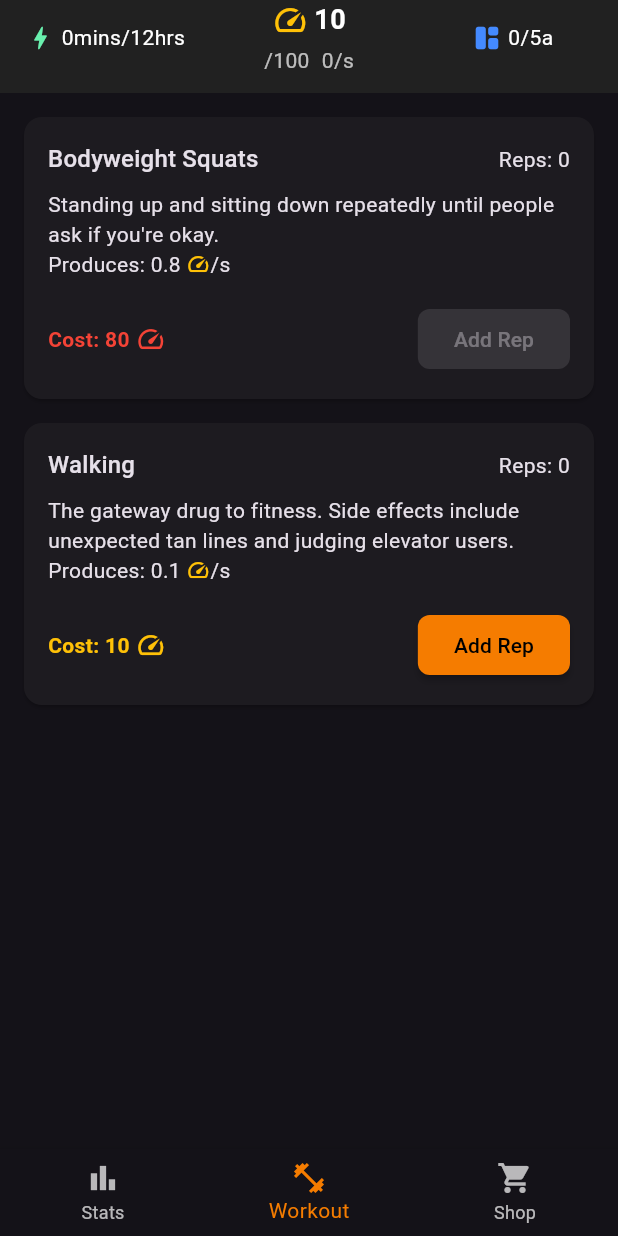
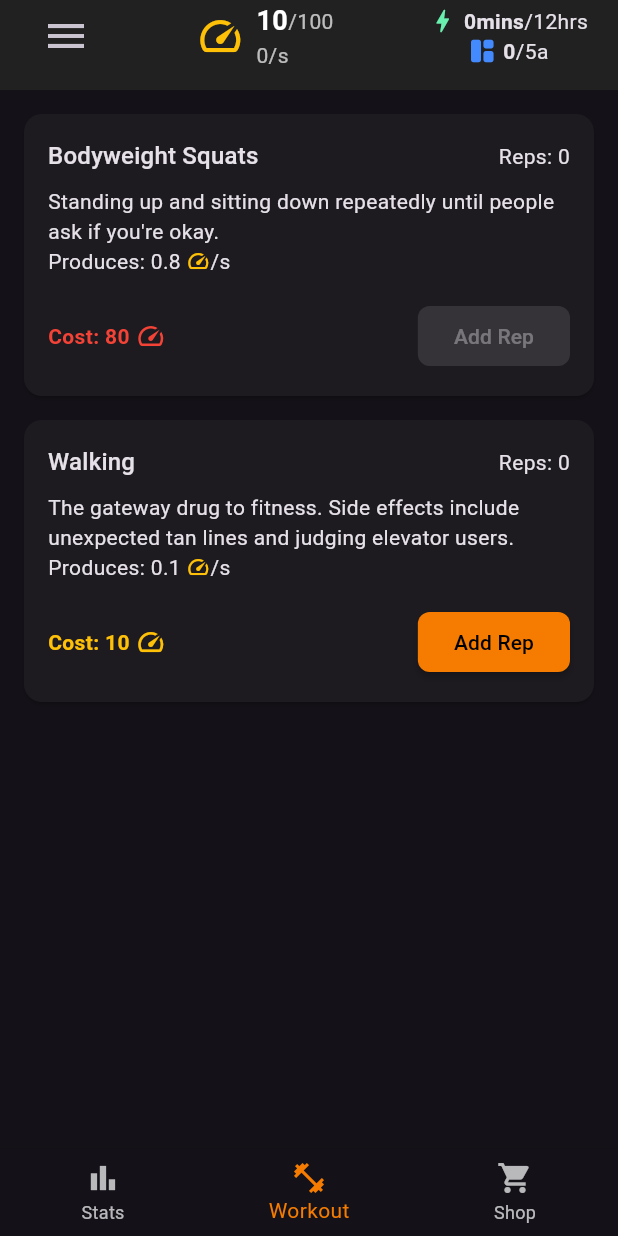
Before and after one commit to enzosv/idlefit-flutter, a Flutter app: the screen it shows after launch, on a phone screen of 412 x 824 dp. Run offline on Flutter 3.47's test engine with Material 3 defaults, Android fonts, the phone set to English and light mode, and no system bars; our stand-ins replace flutter_local_notifications, flutter_riverpod, google_mobile_ads, objectbox, shared_preferences, timezone; missing offline and left inert: flame, health; generated files the repository leaves out were written again.

Commit message:
change layout for currency bar

```diff
--- a/lib/widgets/currency_bar.dart
+++ b/lib/widgets/currency_bar.dart
@@ -7,104 +7,79 @@ import 'package:idlefit/providers/game_state_provider.dart';
 import 'package:idlefit/widgets/current_coins.dart';
 import '../helpers/util.dart';
 
-class CoinsInfo extends ConsumerWidget {
-  const CoinsInfo({super.key});
+class CoinsDisplay extends ConsumerWidget {
+  const CoinsDisplay({super.key});
 
   @override
   Widget build(BuildContext context, WidgetRef ref) {
+    final coins = ref.watch(coinProvider);
     final gameStateNotifier = ref.watch(gameStateProvider.notifier);
-    final coins = ref.watch(coinProvider);
 
-    return Row(
-      mainAxisAlignment: MainAxisAlignment.center,
+    return Column(
       mainAxisSize: MainAxisSize.min,
       children: [
-        Flexible(
-          child: Text(
+        Row(
+          children: [
+            CurrencyType.coin.iconWithSize(32),
+            const SizedBox(width: 8),
+            Column(
+              crossAxisAlignment: CrossAxisAlignment.start,
+              // mainAxisAlignment: MainAxisAlignment.start,
+              children: [
+                Row(
+                  children: [
+                    CurrentCoins(
+                      key: CurrentCoins.globalKey,
+                      currentCoins: toLettersNotation(coins.count),
+                    ),
+                    Text(
                       '/${toLettersNotation(coins.max)}',
-            style: const TextStyle(color: Colors.white70, fontSize: 14),
-            overflow: TextOverflow.ellipsis,
+                      style: const TextStyle(
+                        color: Colors.white70,
+                        fontSize: 14,
                       ),
                     ),
-        const SizedBox(width: 8),
-        Flexible(
-          child: Text(
+                  ],
+                ),
+                Text(
                   '${toLettersNotation(gameStateNotifier.passiveOutput)}/s',
                   style: const TextStyle(color: Colors.white70, fontSize: 14),
-            overflow: TextOverflow.ellipsis,
                 ),
+              ],
+            ),
+          ],
         ),
       ],
     );
   }
 }
 
-class CoinsDisplay extends StatelessWidget {
-  const CoinsDisplay({super.key});
-
-  @override
-  Widget build(BuildContext context) {
-    return Column(
-      mainAxisSize: MainAxisSize.min,
-      children: [
-        Row(
-          mainAxisAlignment: MainAxisAlignment.center,
-          children: [
-            CurrencyType.coin.iconWithSize(24),
-            const SizedBox(width: 4),
-            CurrentCoins(key: CurrentCoins.globalKey),
-          ],
-        ),
-        const SizedBox(height: 4),
-        const CoinsInfo(),
-      ],
-    );
-  }
-}
-
-class EnergyCurrency extends ConsumerWidget {
-  const EnergyCurrency({super.key});
+class CurrencyWidget extends ConsumerWidget {
+  final CurrencyType currencyType;
+  const CurrencyWidget({super.key, required this.currencyType});
 
   @override
   Widget build(BuildContext context, WidgetRef ref) {
-    final energy = ref.watch(energyProvider);
+    final provider =
+        currencyType == CurrencyType.space
+            ? ref.watch(spaceProvider)
+            : ref.watch(energyProvider);
+    final count =
+        currencyType == CurrencyType.space
+            ? toLettersNotation(provider.count)
+            : durationNotation(provider.count);
+    final max =
+        currencyType == CurrencyType.space
+            ? toLettersNotation(provider.max)
+            : durationNotation(provider.max);
     return Row(
       mainAxisAlignment: MainAxisAlignment.center,
       mainAxisSize: MainAxisSize.min,
       children: [
-        CurrencyType.energy.iconWithSize(20),
+        currencyType.iconWithSize(20),
         const SizedBox(width: 4),
-        Flexible(
-          child: Text(
-            '${durationNotation(energy.count)}/${durationNotation(energy.max)}',
-            style: const TextStyle(color: Colors.white, fontSize: 14),
-            overflow: TextOverflow.ellipsis,
-          ),
-        ),
-      ],
-    );
-  }
-}
-
-class SpaceCurrency extends ConsumerWidget {
-  const SpaceCurrency({super.key});
-
-  @override
-  Widget build(BuildContext context, WidgetRef ref) {
-    final space = ref.watch(spaceProvider);
-    return Row(
-      mainAxisAlignment: MainAxisAlignment.center,
-      mainAxisSize: MainAxisSize.min,
-      children: [
-        CurrencyType.space.iconWithSize(20),
-        const SizedBox(width: 4),
-        Flexible(
-          child: Text(
-            '${toLettersNotation(space.count)}/${toLettersNotation(space.max)}',
-            style: const TextStyle(color: Colors.white, fontSize: 14),
-            overflow: TextOverflow.ellipsis,
-          ),
-        ),
+        Text(count, style: const TextStyle(fontWeight: FontWeight.bold)),
+        Text('/$max'),
       ],
     );
   }
@@ -118,15 +93,24 @@ class CurrencyBar extends StatelessWidget {
   Widget build(BuildContext context) {
     return Container(
       key: currencyBarKey,
-      padding: const EdgeInsets.only(left: 12, right: 12, bottom: 12),
+      padding: const EdgeInsets.only(left: 20, right: 20, bottom: 12),
       decoration: BoxDecoration(color: Constants.barColor),
       child: Row(
-        mainAxisAlignment: MainAxisAlignment.spaceEvenly,
-        crossAxisAlignment: CrossAxisAlignment.center,
+        mainAxisAlignment: MainAxisAlignment.spaceBetween,
+        // crossAxisAlignment: CrossAxisAlignment.center,
         children: [
-          const Expanded(flex: 3, child: EnergyCurrency()),
-          const Expanded(flex: 4, child: CoinsDisplay()),
-          const Expanded(flex: 3, child: SpaceCurrency()),
+          IconButton(
+            iconSize: 32,
+            onPressed: () {},
+            icon: const Icon(Icons.menu),
+          ),
+          CoinsDisplay(),
+          Column(
+            children: [
+              CurrencyWidget(currencyType: CurrencyType.energy),
+              CurrencyWidget(currencyType: CurrencyType.space),
+            ],
+          ),
         ],
       ),
     );
--- a/lib/widgets/current_coins.dart
+++ b/lib/widgets/current_coins.dart
@@ -1,12 +1,11 @@
 import 'package:flutter/material.dart';
-import 'package:flutter_riverpod/flutter_riverpod.dart';
-import 'package:idlefit/providers/currency_provider.dart';
-import '../helpers/util.dart';
 
 class CurrentCoins extends StatefulWidget {
   static final globalKey = GlobalKey<_CurrentCoinsState>();
+  // final Currency coins;
+  final String currentCoins;
 
-  const CurrentCoins({super.key});
+  const CurrentCoins({super.key, required this.currentCoins});
 
   static void triggerAnimation() {
     globalKey.currentState?._triggerAnimation();
@@ -49,16 +48,13 @@ class _CurrentCoinsState extends State<CurrentCoins>
 
   @override
   Widget build(BuildContext context) {
-    return Consumer(
-      builder: (context, ref, child) {
-        final coins = ref.watch(coinProvider);
     return AnimatedBuilder(
       animation: _scaleAnimation,
       builder: (context, child) {
         return Transform.scale(
           scale: _scaleAnimation.value,
           child: Text(
-                toLettersNotation(coins.count),
+            widget.currentCoins,
             style: const TextStyle(
               color: Colors.white,
               fontSize: 18,
@@ -68,7 +64,5 @@ class _CurrentCoinsState extends State<CurrentCoins>
         );
       },
     );
-      },
-    );
   }
 }
```
Lines whose indentation alone changed are shown as unchanged.
